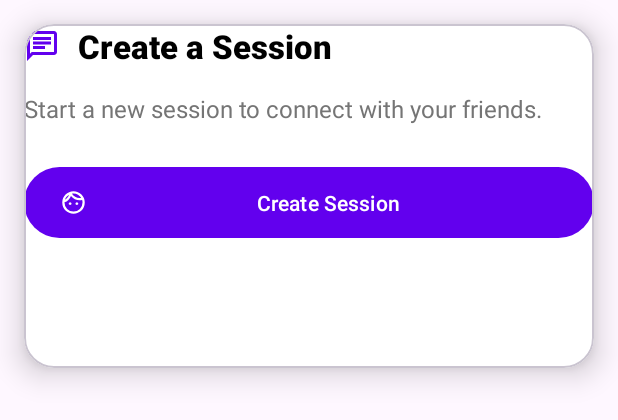
After one commit to ardac67/mesh_network_chat_app, an Android app: the layout dialog_create_session.xml on its own in the app's theme, with its tools: preview values and no code run, on a phone screen of 412 x 824 dp. The commit adds this screen. Shown: the top 420 px of the screen. Run offline under Robolectric (Android 15) with nearby library versions, the phone set to English and light mode, and no system bars.

Commit message:
nice layout

```diff
--- a/app/src/main/java/com/example/grad_project2/ListSessions.kt
+++ b/app/src/main/java/com/example/grad_project2/ListSessions.kt
@@ -1,9 +1,16 @@
 package com.example.grad_project2
 
+import android.app.Dialog
+import android.content.res.Resources
+import android.graphics.Color
+import android.graphics.drawable.ColorDrawable
 import android.os.Bundle
 import android.view.View
 import android.widget.ProgressBar
 import android.util.Log
+import android.view.WindowManager
+import android.widget.Button
+import android.widget.FrameLayout
 import android.widget.Toast
 import androidx.appcompat.app.AppCompatActivity
 import androidx.lifecycle.lifecycleScope
@@ -32,6 +39,12 @@ class ListSessions : AppCompatActivity(), OnSessionClickListener {
 
         progressBar.visibility = View.VISIBLE
         recyclerView.visibility = View.GONE
+
+        val createSession = findViewById<FrameLayout>(R.id.createSession)
+
+        createSession.setOnClickListener {
+            openCreateSessionModal()
+        }
 
         // Start listening for broadcasts
         connection.listenForBroadcasts { ip, ports, senderIp ->
@@ -118,4 +131,25 @@ class ListSessions : AppCompatActivity(), OnSessionClickListener {
             session.subscriptionJob?.cancel()
         }
     }
+    private fun openCreateSessionModal() {
+        val dialog = Dialog(this)
+        dialog.setContentView(R.layout.dialog_create_session)
+
+        val createSessionButton = dialog.findViewById<Button>(R.id.createSessionButton)
+        createSessionButton.setOnClickListener {
+            dialog.dismiss()
+        }
+
+        dialog.show()
+
+        val window = dialog.window
+        if (window != null) {
+            val metrics = Resources.getSystem().displayMetrics
+            val width = (metrics.widthPixels * 0.90).toInt()
+            val height = WindowManager.LayoutParams.WRAP_CONTENT
+            window.setLayout(width, height)
+            window.setBackgroundDrawable(ColorDrawable(Color.TRANSPARENT))
+        }
+    }
+
 }
--- /dev/null
+++ b/app/src/main/res/drawable/modal_background.xml
@@ -0,0 +1,5 @@
+<shape xmlns:android="http://schemas.android.com/apk/res/android" android:shape="rectangle">
+    <solid android:color="@color/white" />
+    <corners android:radius="20dp" />
+    <padding android:left="16dp" android:top="16dp" android:right="16dp" android:bottom="16dp" />
+</shape>
--- a/app/src/main/res/layout/activity_list_sessions.xml
+++ b/app/src/main/res/layout/activity_list_sessions.xml
@@ -30,7 +30,9 @@
             android:layout_width="48dp"
             android:layout_height="48dp"
             android:layout_gravity="center"
-            android:background="@drawable/message_icon">
+            android:background="@drawable/message_icon"
+            android:clickable="true"
+            android:id="@+id/createSession">
 
         </FrameLayout>
 
--- /dev/null
+++ b/app/src/main/res/layout/dialog_create_session.xml
@@ -0,0 +1,77 @@
+<?xml version="1.0" encoding="utf-8"?>
+<com.google.android.material.card.MaterialCardView xmlns:android="http://schemas.android.com/apk/res/android"
+    xmlns:app="http://schemas.android.com/apk/res-auto"
+    android:id="@+id/modalCardView"
+    android:layout_width="match_parent"
+    android:layout_height="wrap_content"
+    android:layout_margin="16dp"
+    app:cardCornerRadius="20dp"
+    app:cardElevation="12dp"
+    app:cardBackgroundColor="@color/white"
+    android:background="@drawable/modal_background"
+    android:padding="24dp">
+
+    <LinearLayout
+        android:layout_width="match_parent"
+        android:layout_height="229dp"
+        android:orientation="vertical">
+
+        <!-- Modal Title with Icon -->
+        <LinearLayout
+            android:layout_width="wrap_content"
+            android:layout_height="wrap_content"
+            android:gravity="center_vertical"
+            android:orientation="horizontal"
+            android:paddingBottom="16dp">
+
+            <ImageView
+                android:id="@+id/modalIcon"
+                android:layout_width="24dp"
+                android:layout_height="24dp"
+                android:contentDescription="Modal Icon"
+                android:src="@drawable/message_icon"
+                app:tint="@color/primary" />
+
+            <TextView
+                android:id="@+id/modalTitle"
+                android:layout_width="wrap_content"
+                android:layout_height="wrap_content"
+                android:fontFamily="sans-serif-medium"
+                android:paddingStart="12dp"
+                android:text="Create a Session"
+                android:textColor="@color/black"
+                android:textSize="22sp"
+                android:textStyle="bold" />
+        </LinearLayout>
+
+        <!-- Description or Subtitle -->
+        <TextView
+            android:id="@+id/modalSubtitle"
+            android:layout_width="match_parent"
+            android:layout_height="wrap_content"
+            android:fontFamily="sans-serif"
+            android:paddingBottom="24dp"
+            android:text="Start a new session to connect with your friends."
+            android:textColor="@color/gray"
+            android:textSize="16sp" />
+
+        <!-- Create Session Button -->
+        <com.google.android.material.button.MaterialButton
+            android:id="@+id/createSessionButton"
+            android:layout_width="match_parent"
+            android:layout_height="wrap_content"
+            android:drawableStart="@drawable/podcasts_connect"
+            android:elevation="4dp"
+            android:fontFamily="sans-serif-medium"
+            android:gravity="center"
+            android:paddingVertical="14dp"
+            android:text="Create Session"
+            android:textColor="@color/white"
+            app:backgroundTint="@color/primary"
+            app:cornerRadius="24dp"
+            app:icon="@drawable/face"
+            app:iconPadding="8dp"
+            app:iconTint="@color/white" />
+
+    </LinearLayout>
+</com.google.android.material.card.MaterialCardView>
--- a/app/src/main/res/values/colors.xml
+++ b/app/src/main/res/values/colors.xml
@@ -6,4 +6,8 @@
     <color name="colorPrimary">#6200EE</color> <!-- Adjust to match your theme -->
     <color name="colorPrimaryDark">#3700B3</color>
     <color name="colorAccent">#03DAC5</color>
+    <color name="primary">#6200EE</color>
+    <color name="primary_variant">#3700B3</color>
+    <color name="secondary">#03DAC6</color>
+    <color name="gray">#757575</color>
 </resources>
```
